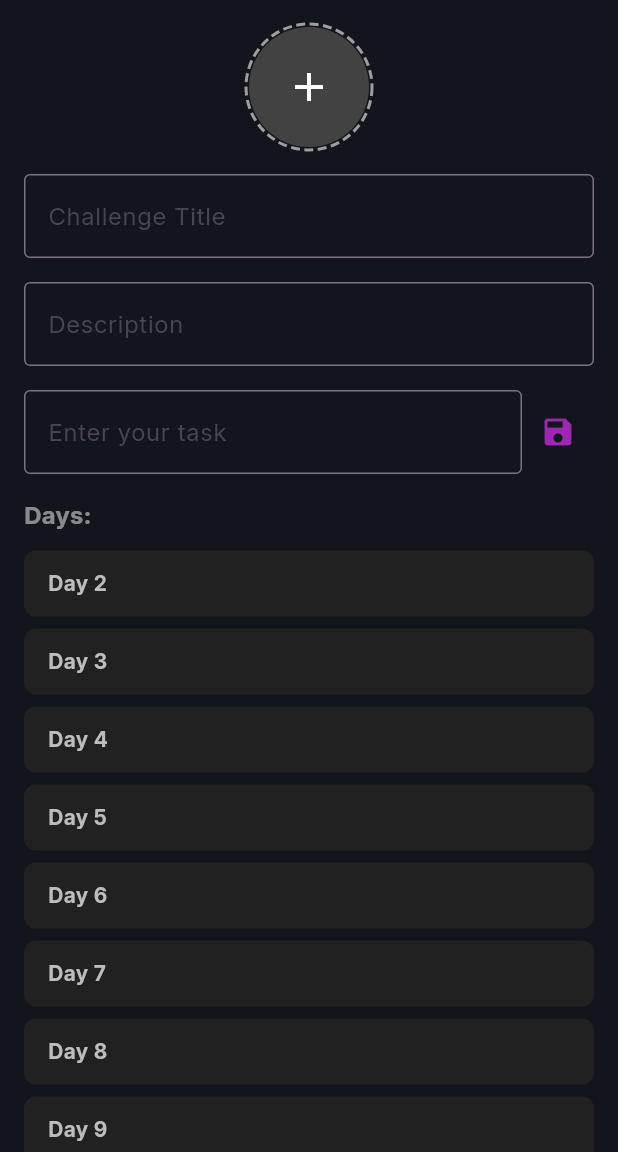
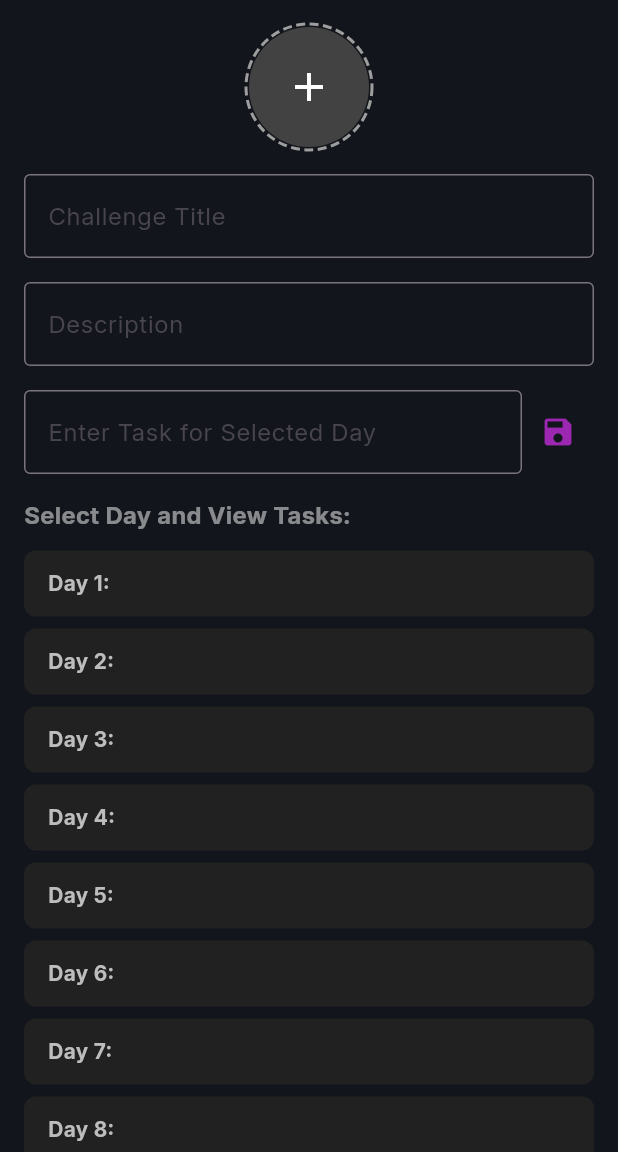
Before and after one commit to mk-muzzammil/chellenge_habit_App_Flutter, a Flutter app: the NewChallengePage screen opened by its route, on a phone screen of 412 x 824 dp, the part 84-1236 px from its top. Run offline on Flutter 3.47's test engine with Material 3 defaults, Android fonts, the phone set to English and light mode, and no system bars; drawn by our look-alikes of dotted_border; our stand-ins replace firebase_auth, firebase_core, firebase_database, flutter_svg, google_sign_in, image_picker; missing offline and left inert: cloudinary, flutter_facebook_auth; accounts and stored records are empty.

Commit message:
Add new chellenge issue resolved

```diff
--- a/lib/pages/AddNewChallenges.dart
+++ b/lib/pages/AddNewChallenges.dart
@@ -16,41 +16,46 @@ class _NewChallengePageState extends State<NewChallengePage> {
   final TextEditingController descriptionController = TextEditingController();
   final TextEditingController taskController = TextEditingController();
 
-  List<int> days = List.generate(17, (index) => index + 2); // Days from 2 to 18
-  int? selectedDay;
-  List<String> tasks = []; // Tracks the selected day
-  String? imageUrl; // Store the topic image URL
   final DatabaseService _dbHandler =
-      DatabaseService(); // Create an instance of DatabaseService
+      DatabaseService(); // Database handler instance
 
+  List<Map<String, String>> tasksForDays = List.generate(
+    18,
+    (index) => {"day": "Day ${index + 1}", "task": ""},
+  ); // Tasks for each day
+
+  // Add a task for the current day
   void addTask() {
     if (taskController.text.isNotEmpty) {
       setState(() {
-        tasks.add(taskController.text);
+        tasksForDays[selectedDay! - 1]['task'] = taskController.text;
         taskController.clear();
       });
+    } else {
+      ScaffoldMessenger.of(context).showSnackBar(
+        const SnackBar(content: Text("Task cannot be empty")),
+      );
     }
   }
 
-  // Method to save challenge using DatabaseService
+  int? selectedDay; // Tracks the selected day
+
+  // Method to save challenge to Firebase
   Future<void> saveChallenge() async {
     if (titleController.text.isNotEmpty &&
         descriptionController.text.isNotEmpty &&
-        selectedDay != null) {
+        tasksForDays.any((day) => day['task']!.isNotEmpty)) {
       try {
-        // Call saveChallenge from DatabaseService
         await _dbHandler.saveChallenge(
           title: titleController.text,
           description: descriptionController.text,
-          tasks: tasks,
-          selectedDay: selectedDay!,
-          imageUrl: imageUrl, // Pass the imageUrl if any
+          tasksForDays: tasksForDays,
         );
 
         ScaffoldMessenger.of(context).showSnackBar(
-          const SnackBar(content: Text("Challenge Created")),
+          const SnackBar(content: Text("Challenge Created Successfully!")),
         );
-        Navigator.pop(context);
+        Navigator.pop(context); // Go back to the previous screen
       } catch (e) {
         ScaffoldMessenger.of(context).showSnackBar(
           SnackBar(content: Text('Error: $e')),
@@ -58,7 +63,7 @@ class _NewChallengePageState extends State<NewChallengePage> {
       }
     } else {
       ScaffoldMessenger.of(context).showSnackBar(
-        const SnackBar(content: Text("Please fill all fields")),
+        const SnackBar(content: Text("Please fill all fields and add tasks")),
       );
     }
   }
@@ -66,18 +71,15 @@ class _NewChallengePageState extends State<NewChallengePage> {
   @override
   Widget build(BuildContext context) {
     return Scaffold(
-      resizeToAvoidBottomInset: true, // Adjust layout when keyboard opens
+      resizeToAvoidBottomInset: true,
       appBar: AppBar(
         title: const Text("New Challenge"),
         actions: [
           TextButton(
-            onPressed: saveChallenge, // Call saveChallenge when Save is pressed
+            onPressed: saveChallenge,
             child: const Text(
               "Save",
-              style: TextStyle(
-                color: Colors.purple,
-                fontFamily: 'Inter',
-              ),
+              style: TextStyle(color: Colors.purple, fontFamily: 'Inter'),
             ),
           ),
         ],
@@ -90,8 +92,7 @@ class _NewChallengePageState extends State<NewChallengePage> {
           ),
         ),
       ),
-      drawer: CustomSidebar(userName: "Thao Lee"),
-
+      drawer: CustomSidebar(userName: ""),
       body: SingleChildScrollView(
         child: Padding(
           padding: const EdgeInsets.all(16.0),
@@ -134,7 +135,7 @@ class _NewChallengePageState extends State<NewChallengePage> {
                     child: TextField(
                       controller: taskController,
                       decoration: const InputDecoration(
-                        labelText: "Enter your task",
+                        labelText: "Enter Task for Selected Day",
                         border: OutlineInputBorder(),
                       ),
                     ),
@@ -147,23 +148,19 @@ class _NewChallengePageState extends State<NewChallengePage> {
               ),
               const SizedBox(height: 16),
               const Text(
-                "Days:",
-                style: TextStyle(
-                    fontFamily: 'Inter',
-                    fontSize: 16,
-                    fontWeight: FontWeight.bold),
+                "Select Day and View Tasks:",
+                style: TextStyle(fontSize: 16, fontWeight: FontWeight.bold),
               ),
               const SizedBox(height: 8),
               ListView.builder(
                 shrinkWrap: true,
                 physics: const NeverScrollableScrollPhysics(),
-                itemCount: days.length,
+                itemCount: tasksForDays.length,
                 itemBuilder: (context, index) {
-                  int day = days[index];
                   return GestureDetector(
                     onTap: () {
                       setState(() {
-                        selectedDay = day;
+                        selectedDay = index + 1;
                       });
                     },
                     child: Container(
@@ -171,19 +168,15 @@ class _NewChallengePageState extends State<NewChallengePage> {
                       padding: const EdgeInsets.symmetric(
                           vertical: 12, horizontal: 16),
                       decoration: BoxDecoration(
-                        color: selectedDay == day
+                        color: selectedDay == index + 1
                             ? Colors.purple
                             : Colors.grey[900],
                         borderRadius: BorderRadius.circular(8),
-                        border: selectedDay == day
-                            ? Border.all(color: Colors.white, width: 2)
-                            : null,
                       ),
                       child: Text(
-                        "Day $day",
+                        "Day ${index + 1}: ${tasksForDays[index]['task']}",
                         style: TextStyle(
-                          fontFamily: 'Inter',
-                          color: selectedDay == day
+                          color: selectedDay == index + 1
                               ? Colors.white
                               : Colors.grey[400],
                           fontWeight: FontWeight.bold,
```
Also changed, not shown: lib/Services/databaseHandler.dart (+6 -12 lines).
